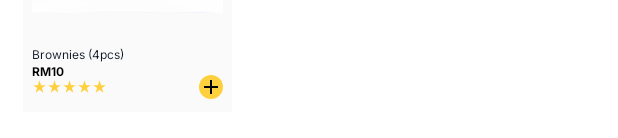
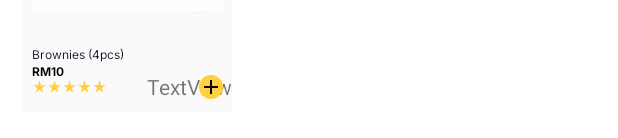
Before and after one commit to ZackSon420/UKMall, an Android app: the layout productview.xml on its own in the app's theme, with its tools: preview values and no code run, on a phone screen of 412 x 824 dp. Shown: the part 174-312 px from the top of the screen. Run offline under Robolectric (Android 15) with nearby library versions, the phone set to English and light mode, and no system bars; Roboto replaces fonts that are not available here.

```diff
--- a/app/src/main/java/com/example/ukmall/RecyclerViewAdapter.java
+++ b/app/src/main/java/com/example/ukmall/RecyclerViewAdapter.java
@@ -49,6 +49,7 @@ public class RecyclerViewAdapter extends RecyclerView.Adapter<RecyclerViewAdapte
         Product product = productArrayList.get(position);
         holder.tv_prodname.setText(product.name);
         holder.tv_prodprice.setText(String.valueOf(product.price));
+        holder.tv_desc.setText(product.getDescription());
     }
 
     @Override
@@ -60,7 +61,7 @@ public class RecyclerViewAdapter extends RecyclerView.Adapter<RecyclerViewAdapte
     public class MyViewHolder extends RecyclerView.ViewHolder {
 
         ImageView iv_product;
-        TextView tv_prodname,tv_prodprice;
+        TextView tv_prodname,tv_prodprice, tv_desc;
         //Kena create lagi satu untuk rating
 
         public MyViewHolder(@NonNull View itemView) {
@@ -68,6 +69,7 @@ public class RecyclerViewAdapter extends RecyclerView.Adapter<RecyclerViewAdapte
             iv_product=itemView.findViewById(R.id.img_product);
             tv_prodname=itemView.findViewById(R.id.tv_nameproduct);
             tv_prodprice=itemView.findViewById(R.id.tv_priceproduct);
+            tv_desc=itemView.findViewById(R.id.tv_desc);
         }
     }
 }
--- a/app/src/main/res/layout/productview.xml
+++ b/app/src/main/res/layout/productview.xml
@@ -57,6 +57,15 @@
             app:layout_constraintStart_toStartOf="@+id/tv_nameproduct"
             app:layout_constraintTop_toBottomOf="@+id/tv_nameproduct" />
 
+        <TextView
+            android:id="@+id/tv_desc"
+            android:layout_width="wrap_content"
+            android:layout_height="wrap_content"
+            app:layout_constraintBottom_toBottomOf="@+id/imageView9"
+            app:layout_constraintEnd_toEndOf="parent"
+            app:layout_constraintTop_toTopOf="@+id/imageView9"
+            android:text="TextView" />
+
         <ImageView
             android:id="@+id/bt_addtocart"
             android:layout_width="16dp"
```
Also changed, not shown: app/src/main/java/com/example/ukmall/Product.java (+12 -2 lines).
